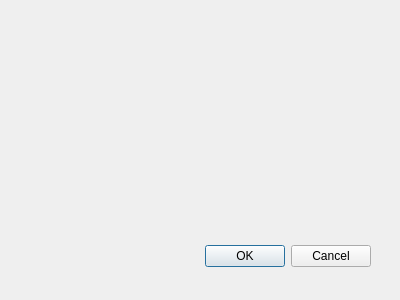
Alvin-Gabriel/QGIS_py, file pipeline_monitor/pipeline_monitor_dialog_base.ui: the form before one commit.
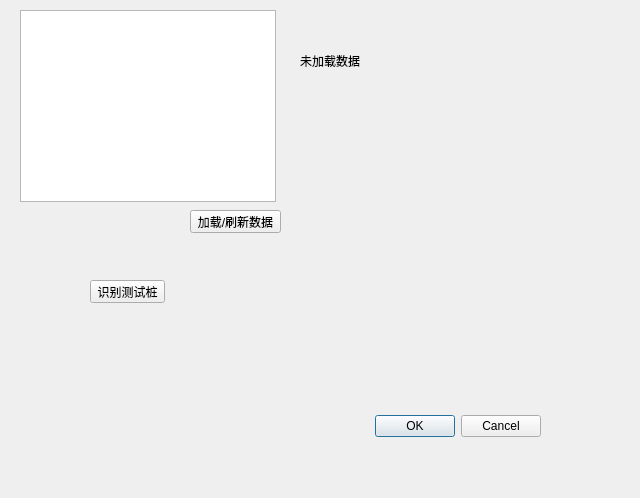
The form after the commit.

Commit message: 更新插件功能，添加数据加载和可视化功能，优化界面布局，修复代码风格问题

```diff
--- a/pipeline_monitor/pipeline_monitor_dialog_base.ui
+++ b/pipeline_monitor/pipeline_monitor_dialog_base.ui
@@ -1,22 +1,22 @@
 <ui version="4.0" >
  <class>PipelineMonitorDialogBase</class>
- <widget class="QDialog" name="PipelineMonitorDialogBase" >
-  <property name="geometry" >
+ <widget class="QDialog" name="PipelineMonitorDialogBase">
+  <property name="geometry">
    <rect>
     <x>0</x>
     <y>0</y>
-    <width>400</width>
-    <height>300</height>
+    <width>640</width>
+    <height>498</height>
    </rect>
   </property>
   <property name="windowTitle" >
    <string>管线监控工具</string>
   </property>
-  <widget class="QDialogButtonBox" name="button_box" >
-   <property name="geometry" >
+  <widget class="QDialogButtonBox" name="button_box">
+   <property name="geometry">
     <rect>
-     <x>30</x>
-     <y>240</y>
+     <x>200</x>
+     <y>410</y>
      <width>341</width>
      <height>32</height>
     </rect>
@@ -28,6 +28,55 @@
     <set>QDialogButtonBox::Cancel|QDialogButtonBox::Ok</set>
    </property>
   </widget>
+  <widget class="QPushButton" name="loadDataButton">
+   <property name="geometry">
+    <rect>
+     <x>190</x>
+     <y>210</y>
+     <width>91</width>
+     <height>23</height>
+    </rect>
+   </property>
+   <property name="text">
+    <string>加载/刷新数据</string>
+   </property>
+  </widget>
+  <widget class="QListWidget" name="pileListWidget">
+   <property name="geometry">
+    <rect>
+     <x>20</x>
+     <y>10</y>
+     <width>256</width>
+     <height>192</height>
+    </rect>
+   </property>
+  </widget>
+  <widget class="QLabel" name="statusLabel">
+   <property name="geometry">
+    <rect>
+     <x>300</x>
+     <y>10</y>
+     <width>261</width>
+     <height>101</height>
+    </rect>
+   </property>
+   <property name="text">
+    <string>未加载数据</string>
+   </property>
+  </widget>
+  <widget class="QPushButton" name="identifyButton">
+   <property name="geometry">
+    <rect>
+     <x>90</x>
+     <y>280</y>
+     <width>75</width>
+     <height>23</height>
+    </rect>
+   </property>
+   <property name="text">
+    <string>识别测试桩</string>
+   </property>
+  </widget>
  </widget>
  <resources/>
  <connections>
```
Left out of the diff: 33 changed lines with no effect on the pictures. The commit also changes 7 other files.
